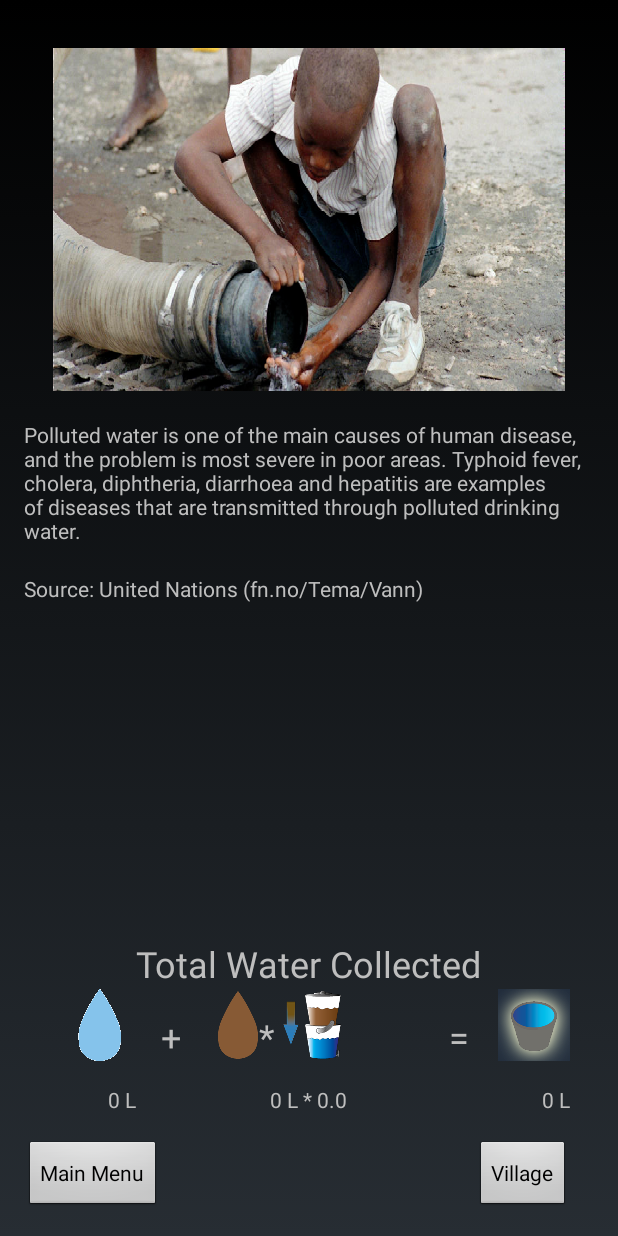
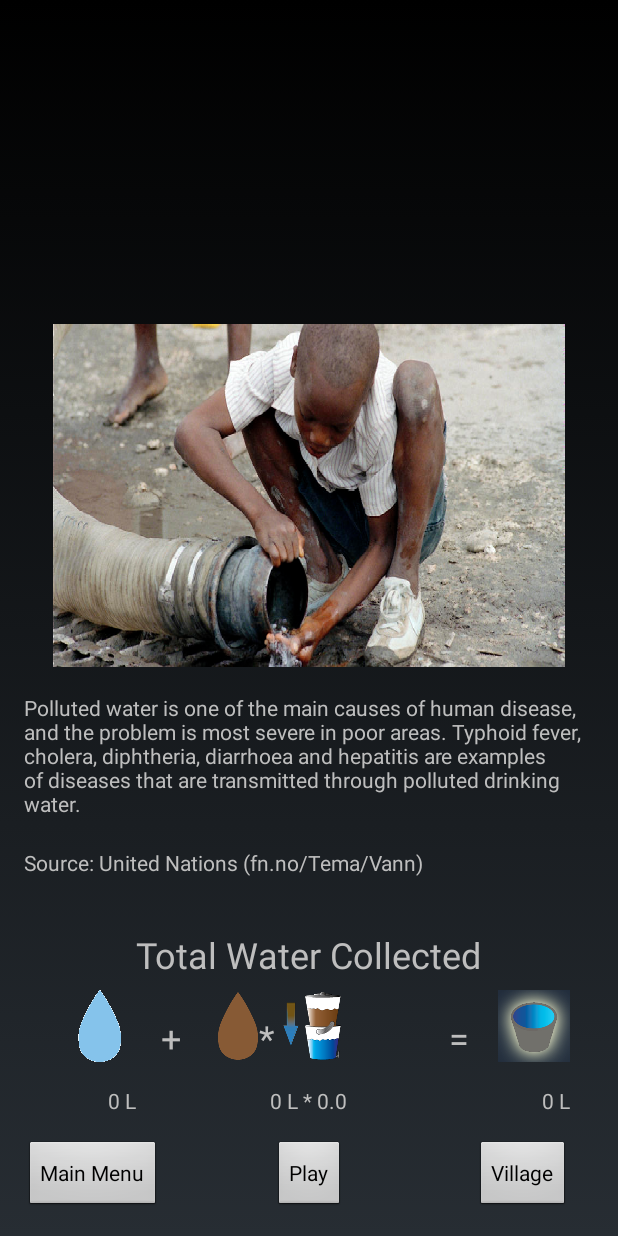
Before and after one commit to Agfct/MagicaeLudos, an Android app: the AfterGameActivity screen opened directly, with no data from a screen before it, on a phone screen of 412 x 824 dp. Run offline under Robolectric (Android 15) with nearby library versions, the phone set to English and light mode, and no system bars.

Commit message:
fix after game info layout

```diff
--- a/app/src/main/java/com/magicaeludos/mobile/magicaeludos/framework/GUIhandler.java
+++ b/app/src/main/java/com/magicaeludos/mobile/magicaeludos/framework/GUIhandler.java
@@ -44,9 +44,9 @@ public class GUIhandler {
     private int plBarX2;
 
     //Water color
-    int red = 133;
-    int green = 195;
-    int blue = 235;
+    int red = 134;
+    int green = 194;
+    int blue = 234;
 
     //Objects for UI
     Water water;
--- a/app/src/main/res/layout/after_game_info.xml
+++ b/app/src/main/res/layout/after_game_info.xml
@@ -18,38 +18,38 @@
         android:layout_width="match_parent"
         android:layout_height="wrap_content"
         android:src="@drawable/teardrop"
-        android:layout_alignParentTop="true"
+        android:layout_above="@+id/infoParagraph"
         android:layout_alignParentLeft="true"
         android:layout_alignParentStart="true"
-        android:layout_marginTop="16dp"/>
+        android:layout_marginBottom="17dp" />
     <TextView
         android:id="@+id/infoParagraph"
         android:layout_width="wrap_content"
         android:layout_height="wrap_content"
         android:text="@string/water_info_0"
-        android:layout_marginTop="19dp"
-        android:layout_below="@+id/infoImage"
+        android:layout_above="@+id/infoSource"
         android:layout_alignParentLeft="true"
-        android:layout_alignParentStart="true"/>
+        android:layout_alignParentStart="true"
+        android:layout_marginBottom="20dp" />
     <TextView
         android:id="@+id/infoSource"
         android:layout_width="wrap_content"
         android:layout_height="wrap_content"
         android:text="@string/water_info_source_0"
         android:paddingBottom="20dp"
-        android:layout_marginTop="19dp"
-        android:layout_below="@+id/infoParagraph"
+        android:layout_marginBottom="15dp"
+        android:layout_above="@+id/txtTotalWater"
         android:layout_alignParentLeft="true"
-        android:layout_alignParentStart="true"/>
+        android:layout_alignParentStart="true" />
     <TextView
         android:id="@+id/txtTotalWater"
         android:layout_width="wrap_content"
         android:layout_height="wrap_content"
         android:textSize="@dimen/medium_text"
         android:text="Total Water Collected"
-        android:layout_marginBottom="101dp"
+        android:layout_marginBottom="107dp"
         android:layout_above="@+id/btnMainActivity"
-        android:layout_centerHorizontal="true"/>
+        android:layout_centerHorizontal="true" />
     <ImageView
         android:id="@+id/img_cleanWater"
         android:layout_width="wrap_content"
@@ -58,7 +58,7 @@
         android:layout_alignTop="@+id/txtTotalWater"
         android:layout_toLeftOf="@+id/txtTotalWater"
         android:layout_toStartOf="@+id/txtTotalWater"
-        android:layout_marginTop="33dp"/>
+        android:layout_marginTop="40dp"/>
     <TextView
         android:id="@+id/intCleanWaterAmount"
         android:layout_width="wrap_content"
@@ -161,4 +161,13 @@
         android:layout_alignEnd="@+id/infoParagraph"
         android:layout_marginRight="16dp"
         android:layout_marginEnd="16dp"/>
+
+    <Button
+        android:id="@+id/btnPlay"
+        android:layout_width="wrap_content"
+        android:layout_height="wrap_content"
+        android:text="Play"
+        android:onClick="goToGameActivity"
+        android:layout_alignParentBottom="true"
+        android:layout_centerHorizontal="true" />
 </RelativeLayout>
```
Also changed, not shown: app/src/main/java/com/magicaeludos/mobile/magicaeludos/implementation/activities/AfterGameActivity.java (+6 -1 lines).
